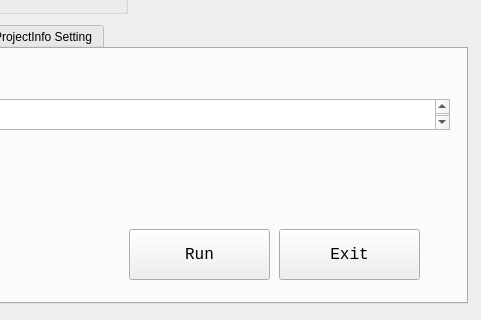
Before: the Qt Designer form 11_util/totalcmd python/03_GroundWater Ussage/10_QT YangSoo File Generator  V2/01_Original File/aqt_input.ui in ihanseol/04_PyhtonDemoDojang, drawn with Qt 5; both pictures show x 153 to 634 and y 697 to 1017 of the 634 by 1017 pixel window.
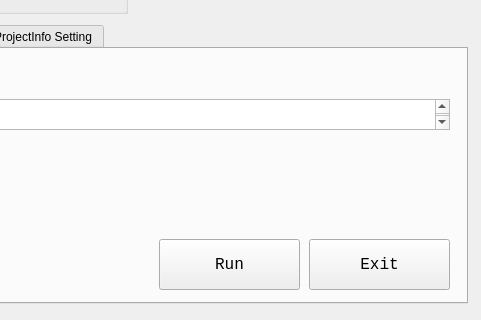
After: the same form once the commit is applied. The open tabs and pages were chosen to show the change.

What changed in the file:
```diff
--- a/11_util/totalcmd python/03_GroundWater Ussage/10_QT YangSoo File Generator  V2/01_Original File/aqt_input.ui
+++ b/11_util/totalcmd python/03_GroundWater Ussage/10_QT YangSoo File Generator  V2/01_Original File/aqt_input.ui
@@ -89,8 +89,8 @@
      <widget class="QPushButton" name="pushButton">
       <property name="geometry">
        <rect>
-        <x>260</x>
-        <y>180</y>
+        <x>290</x>
+        <y>190</y>
         <width>141</width>
         <height>51</height>
        </rect>
@@ -108,8 +108,8 @@
      <widget class="QPushButton" name="pushButton_2">
       <property name="geometry">
        <rect>
-        <x>410</x>
-        <y>180</y>
+        <x>440</x>
+        <y>190</y>
         <width>141</width>
         <height>51</height>
        </rect>
```
Left out of the diff: 8 changed lines with no effect on the pictures.
